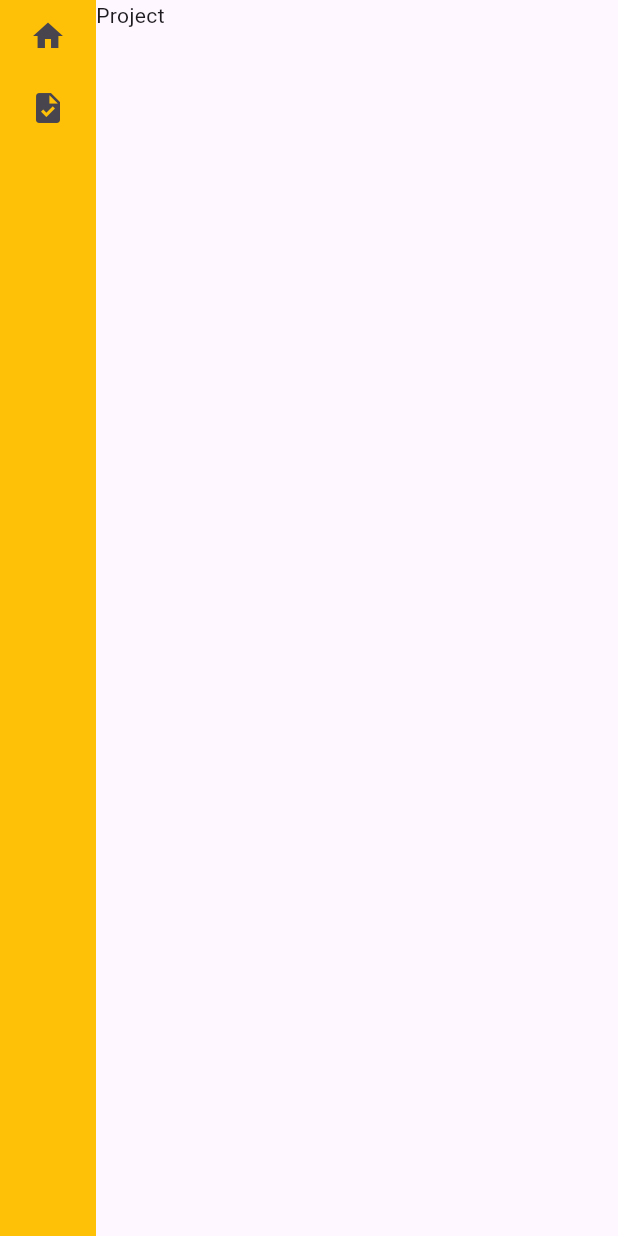
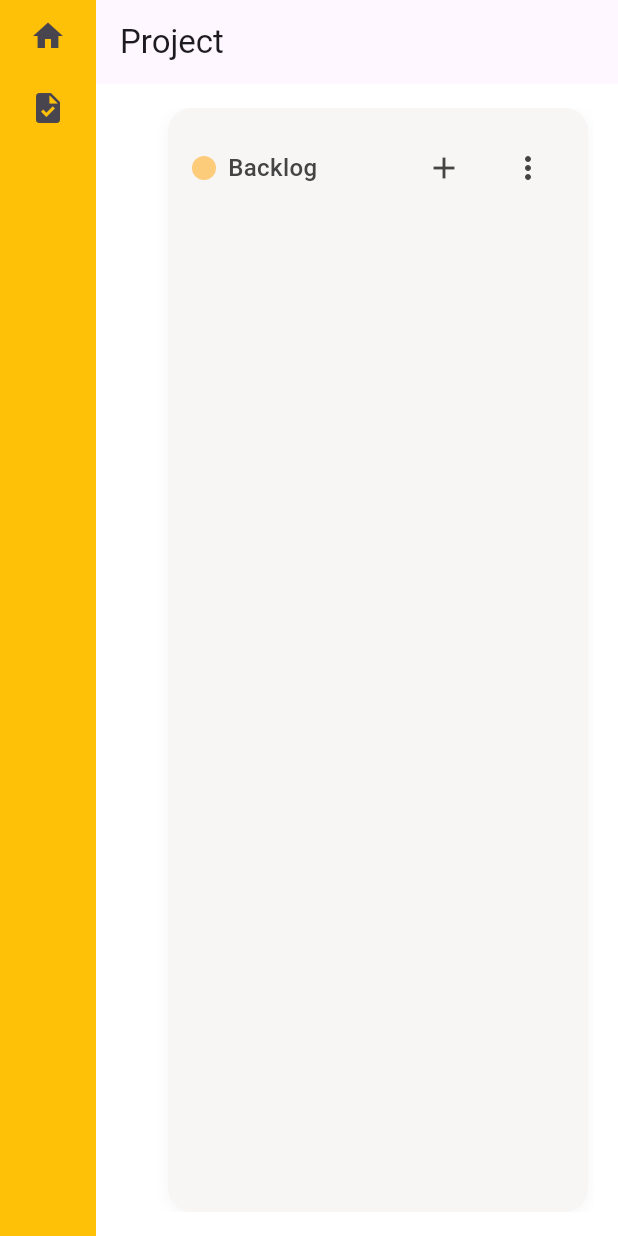
Before and after one commit to borisdulov/kaban_frontend, a Flutter app: the screen it shows after launch, on a phone screen of 412 x 824 dp. Run offline on Flutter 3.47's test engine with Material 3 defaults, Android fonts, the light colour scheme and no system bars; our stand-ins replace flutter_bloc, go_router.

Commit message:
✨ Implement project page layout with category widgets and theme size/radius entities

```diff
--- /dev/null
+++ b/lib/core/theme/entity/app_theme_radius.dart
@@ -0,0 +1,5 @@
+class AppThemeRadius {
+  static const double r4 = 4.0;
+  static const double r8 = 8.0;
+  static const double r16 = 16.0;
+}
--- /dev/null
+++ b/lib/core/theme/entity/app_theme_size.dart
@@ -0,0 +1,13 @@
+class AppThemeSize {
+  static const double p4 = 4.0;
+  static const double p8 = 8.0;
+  static const double p12 = 12.0;
+  static const double p16 = 16.0;
+  static const double p20 = 20.0;
+  static const double p24 = 24.0;
+  static const double p32 = 32.0;
+  static const double p40 = 40.0;
+  static const double p48 = 48.0;
+  static const double p56 = 56.0;
+  static const double p64 = 64.0;
+}
--- a/lib/feature/project/ui/page/project_page.dart
+++ b/lib/feature/project/ui/page/project_page.dart
@@ -1,4 +1,5 @@
-import 'package:flutter/widgets.dart';
+import 'package:flutter/material.dart';
+import 'package:kaban_frontend/feature/project/ui/widget/category_widget.dart';
 
 class ProjectPage extends StatelessWidget {
   const ProjectPage({super.key});
@@ -8,6 +9,74 @@ class ProjectPage extends StatelessWidget {
 
   @override
   Widget build(BuildContext context) {
-    return const Text('Project');
+    return Scaffold(
+      backgroundColor: Colors.white,
+      appBar: AppBar(
+        elevation: 0,
+        title: const Text(
+          'Project'
+        ),
+      ),
+      body: Padding(
+        padding: const EdgeInsets.all(16.0),
+        child: SingleChildScrollView(
+          scrollDirection: Axis.horizontal,
+          child: Row(
+            crossAxisAlignment: CrossAxisAlignment.start,
+            children: [
+              const SizedBox(width: 16),
+              Category(
+                title: 'Backlog',
+                color: const Color(0xFFFFA200),
+                onAddTask: () {},
+                onMoreTap: () {},
+              ),
+              Category(
+                title: 'In Progress',
+                color: const Color(0xFF007BFF),
+                onAddTask: () {},
+                onMoreTap: () {},
+              ),
+              Category(
+                title: 'Done',
+                color: const Color(0xFF33FF00),
+                onAddTask: () {},
+                onMoreTap: () {},
+              ),
+              Padding(
+                padding: const EdgeInsets.symmetric(horizontal: 8.0),
+                child: SizedBox(
+                  width: 150,
+                  height: 40,
+                  child: TextButton.icon(
+                    onPressed: () {},
+                    icon: const Icon(
+                      Icons.add,
+                      size: 20,
+                      color: Color(0xFF444444),
+                    ),
+                    label: const Text(
+                      'Add Column',
+                      style: TextStyle(
+                        fontWeight: FontWeight.w600,
+                        fontSize: 16,
+                        color: Color(0xFF000000),
+                      ),
+                    ),
+                    style: TextButton.styleFrom(
+                      backgroundColor: const Color(0xFFF8F6F5),
+                      padding: const EdgeInsets.symmetric(horizontal: 16),
+                      shape: RoundedRectangleBorder(
+                        borderRadius: BorderRadius.circular(16),
+                      ),
+                    ),
+                  ),
+                ),
+              ),
+            ],
+          ),
+        ),
+      ),
+    );
   }
 }
--- /dev/null
+++ b/lib/feature/project/ui/widget/category_widget.dart
@@ -0,0 +1,113 @@
+import 'package:flutter/material.dart';
+import 'package:kaban_frontend/core/theme/entity/app_theme_size.dart';
+
+class Category extends StatelessWidget {
+  final String title;
+  final Color color;
+  final VoidCallback? onAddTask;
+  final VoidCallback? onMoreTap;
+
+  const Category({
+    super.key,
+    required this.title,
+    required this.color,
+    this.onAddTask,
+    this.onMoreTap,
+  });
+
+  @override
+  Widget build(BuildContext context) {
+    return Container(
+      width: 280,
+      margin: EdgeInsets.symmetric(horizontal: AppThemeSize.p16),
+      decoration: BoxDecoration(
+        color: const Color(0xFFF8F6F5),
+        borderRadius: BorderRadius.circular(16),
+        boxShadow: [
+          BoxShadow(
+            color: Colors.black.withOpacity(0.04),
+            blurRadius: 8,
+            offset: const Offset(0, 2),
+          ),
+        ],
+      ),
+      child: Column(
+        crossAxisAlignment: CrossAxisAlignment.start,
+        children: [
+          Container(
+            padding: const EdgeInsets.all(16),
+            decoration: BoxDecoration(
+              color: const Color(0xFFF8F6F5),
+              borderRadius: const BorderRadius.only(
+                topLeft: Radius.circular(16),
+                topRight: Radius.circular(16),
+              ),
+            ),
+            child: Row(
+              mainAxisAlignment: MainAxisAlignment.spaceBetween,
+              children: [
+                Row(
+                  children: [
+                    Container(
+                      width: 16,
+                      height: 16,
+                      decoration: BoxDecoration(
+                        color: color.withOpacity(0.5),
+                        shape: BoxShape.circle,
+                      ),
+                    ),
+                    const SizedBox(width: 8),
+                    Text(
+                      title,
+                      style: const TextStyle(
+                        fontWeight: FontWeight.w500,
+                        fontSize: 16,
+                        color: Color(0xFF444444),
+                      ),
+                    ),
+                  ],
+                ),
+                Row(
+                  children: [
+                    IconButton(
+                      padding: EdgeInsets.zero,
+                      constraints: const BoxConstraints(),
+                      icon: const Icon(
+                        Icons.add,
+                        size: 24,
+                        color: Color(0xFF444444),
+                      ),
+                      onPressed: onAddTask,
+                    ),
+                    const SizedBox(width: 8),
+                    IconButton(
+                      padding: EdgeInsets.zero,
+                      constraints: const BoxConstraints(),
+                      icon: const Icon(
+                        Icons.more_vert,
+                        size: 24,
+                        color: Color(0xFF444444),
+                      ),
+                      onPressed: onMoreTap,
+                    ),
+                  ],
+                ),
+              ],
+            ),
+          ),
+
+          Expanded(
+            child: Container(
+              decoration: const BoxDecoration(
+                borderRadius: BorderRadius.only(
+                  bottomLeft: Radius.circular(16),
+                  bottomRight: Radius.circular(16),
+                ),
+              ),
+            ),
+          ),
+        ],
+      ),
+    );
+  }
+}
```
